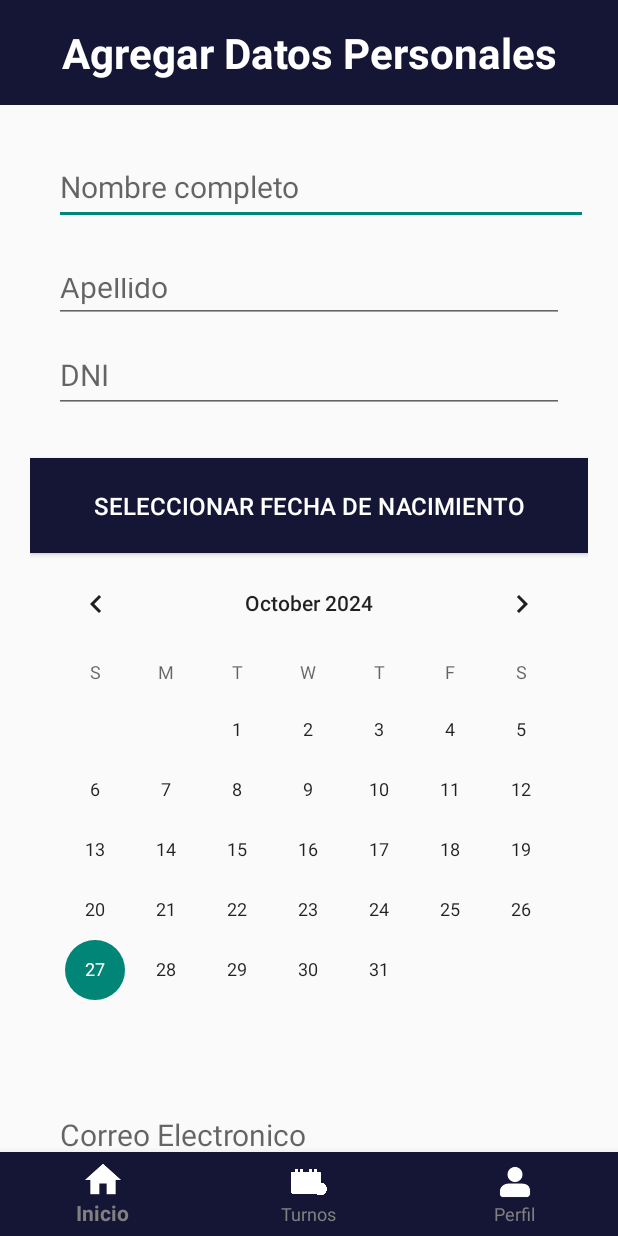
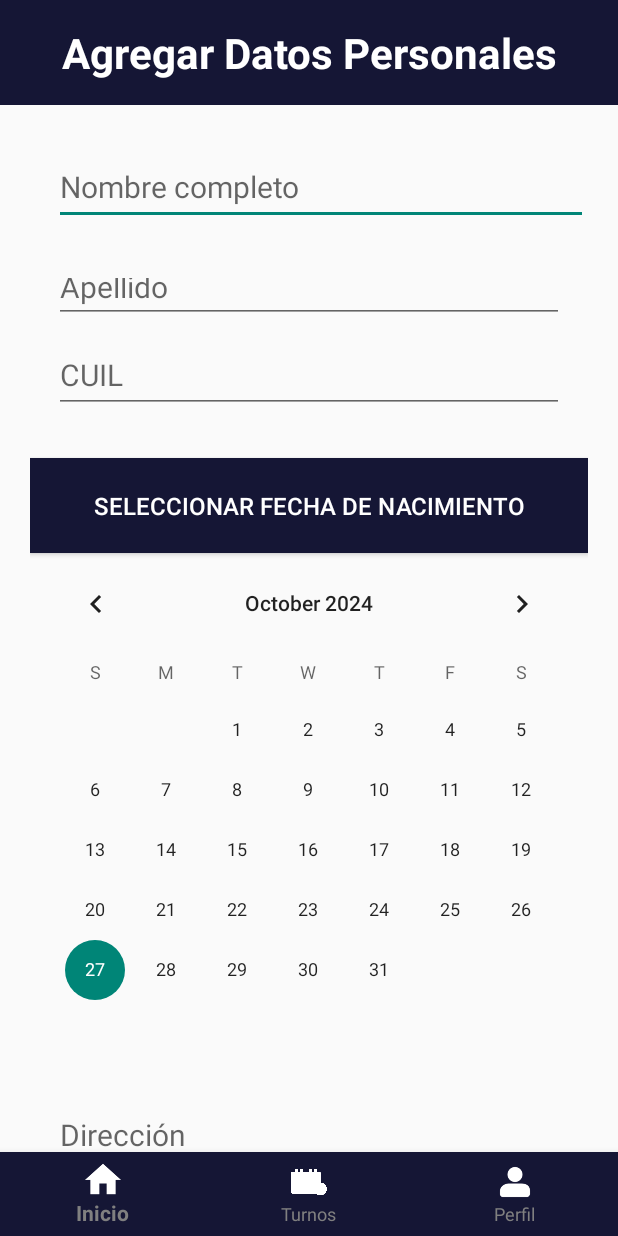
Before and after one commit to ReservasMedicasMobile/ReservasMedicasMobile, an Android app: the layout activity_pacientes.xml on its own in the app's theme, with its tools: preview values and no code run, on a phone screen of 412 x 824 dp. Run offline under Robolectric (Android 15) with nearby library versions, the phone set to English and light mode, and no system bars; network calls fail; Roboto replaces fonts that are not available here.

Commit message:
Update activity_pacientes.xml

```diff
--- a/app/src/main/res/layout/activity_pacientes.xml
+++ b/app/src/main/res/layout/activity_pacientes.xml
@@ -66,7 +66,7 @@
             android:layout_marginTop="10dp"
             android:layout_marginEnd="16dp"
             android:textSize="20sp"
-            android:hint="DNI"
+            android:hint="CUIL"
             android:phoneNumber="true"
             app:layout_constraintEnd_toEndOf="parent"
             app:layout_constraintStart_toStartOf="parent"
@@ -102,7 +102,7 @@
             android:layout_marginTop="25dp"
             android:layout_marginEnd="16dp"
             android:textSize="20sp"
-            android:hint="Correo Electronico"
+            android:hint="Dirección"
             app:layout_constraintEnd_toEndOf="parent"
             app:layout_constraintStart_toStartOf="parent"
             app:layout_constraintTop_toBottomOf="@id/button_open_date_picker" />
```
